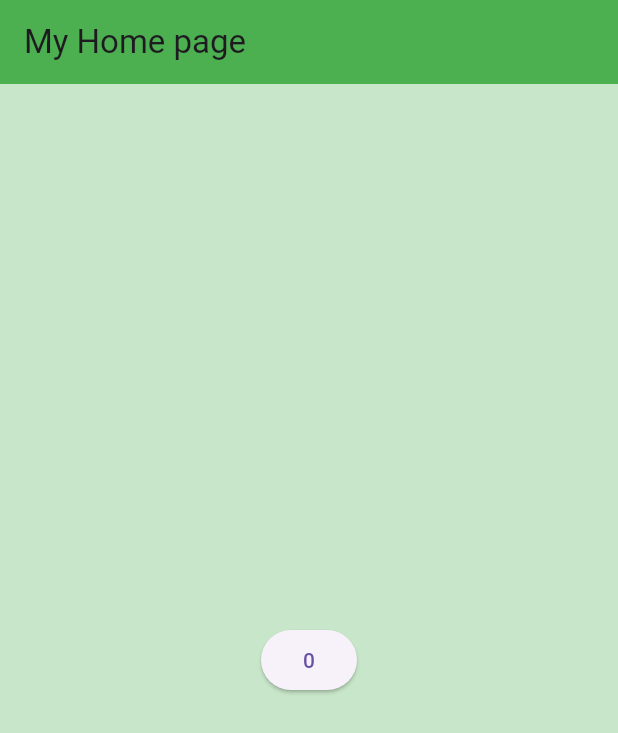
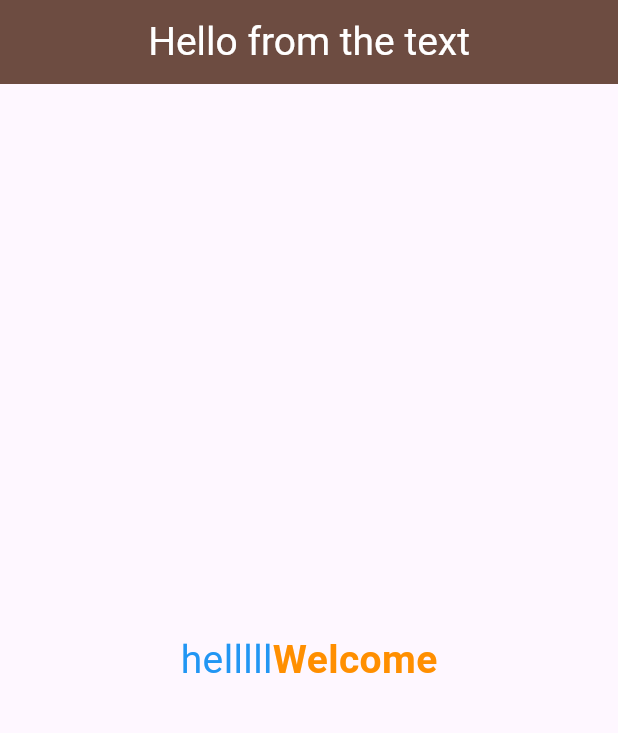
Before and after one commit to RWEMAISINGIZWENorbert/flutter_journey, a Flutter app: the screen it shows after launch, on a phone screen of 412 x 824 dp. Shown: the top 733 px of the screen. Run offline on Flutter 3.47's test engine with Material 3 defaults, Android fonts, the phone set to English and light mode, and no system bars.

Commit message:
Text span, text.rich and RichText

```diff
--- a/lib/main.dart
+++ b/lib/main.dart
@@ -1,85 +1,41 @@
 import 'package:flutter/material.dart';
 
 void main() {
-  runApp(const MyApp());
-}
-
-class MyApp extends StatelessWidget {
-  const MyApp({super.key});
-
-  // This widget is the root of your application
-  @override
-  Widget build(BuildContext context){
-     return MaterialApp(
-      debugShowCheckedModeBanner: false,
+  runApp(
+    MaterialApp(
       home: Scaffold(
-        backgroundColor: Colors.green[100],
         appBar: AppBar(
-          title: const Text("My Home page"),
-          backgroundColor: Colors.green,
+          title: const Text(
+            "Hello from the text",
+            style: TextStyle(
+              color: Colors.white,
+              fontSize: 26,
+              ),
+              ),
+          centerTitle: true,
+          backgroundColor: Colors.brown[600],
         ),
         body: Center(
-          // child: Builder(
-          //   builder: (context){
-          //       return Column(
-          //         children: [
-          //           const Text("The colum 1"),
-          //           const SizedBox(height: 12, width: 45,),
-          //           ElevatedButton(
-          //             onPressed: (){
-          //             // ignore: avoid_print
-          //             // print("Heleo");
-          //           },
-          //           child: Text("Button A"),
-          //           )
-          //         ],
-          //       );
-          //   },
-          // ),
-          // child: PaddedText(),
-          child: CounterWidget(),
+          child: Text.rich(
+            TextSpan(
+              style: TextStyle(
+                color: Colors.blue,
+                fontSize: 26,
+              ),
+              text: "helllll",
+              children: [
+                  TextSpan(
+                    text: "Welcome",
+                    style: TextStyle(
+                      color: Colors.amber[800],
+                      fontWeight: FontWeight.bold
+                    )
+                  )
+              ]
+              ),
+          ),
         ),
       ),
-     );
-  }
+    )
+  );
 }
-
-
-class PaddedText extends StatelessWidget {
-  const PaddedText({super.key});
-
-  @override
-  Widget build(BuildContext context) {
-    return Padding(
-      padding: const EdgeInsets.all(8.0),
-      child: const Text('Hello, World!'),
-    );
-  }
-}
-
-
-class CounterWidget extends StatefulWidget {
-
-    State<CounterWidget> createState() => _CounterWidgetState();
-
-}
-
-class _CounterWidgetState extends State<CounterWidget> {
-    int _Counter = 0;
-
-    void increment(){
-        setState(() {
-            _Counter++;
-        });
-    }
-
-    @override
-    Widget build(BuildContext context){
-        return ElevatedButton(
-          onPressed: (){
-              increment();
-        },
-        child: Text('$_Counter'),
-        );
-    }
-}
```
